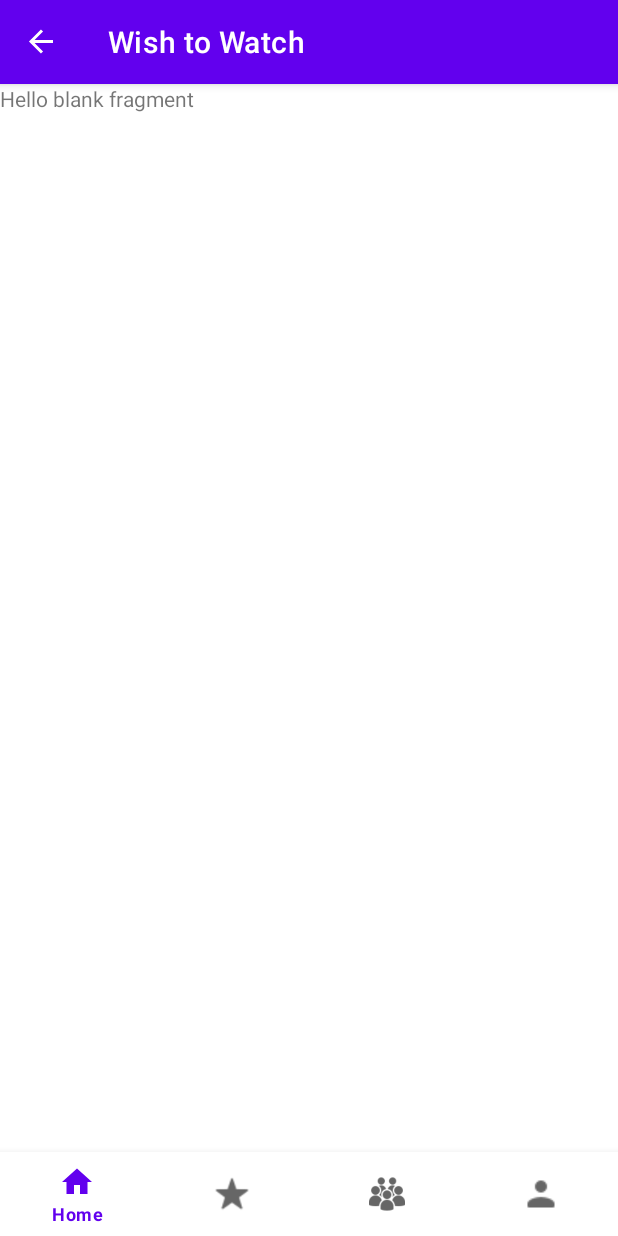
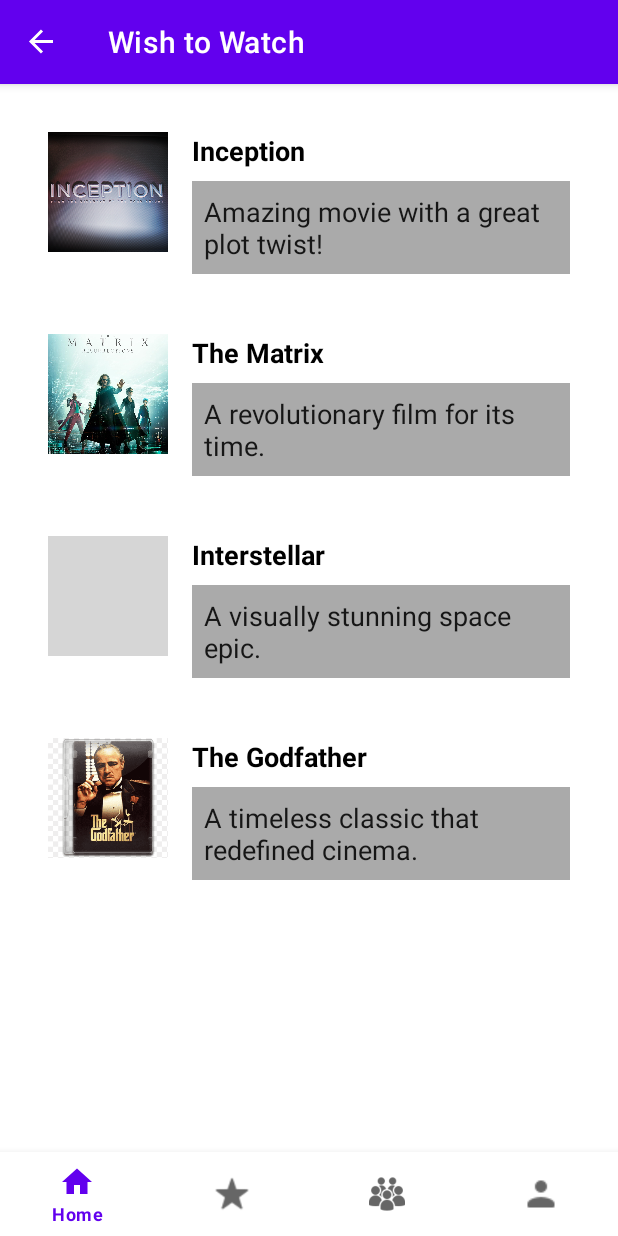
Before and after one commit to yuzhang1226/Pearls, an Android app: the WishToWatchFragment screen opened through its navigation route, on a phone screen of 412 x 824 dp. Run offline under Robolectric (Android 15) with nearby library versions, the phone set to English and light mode, and no system bars; our stand-ins replace Firebase (no records; nobody signed in at launch, a user with empty details on screens opened directly), navigation-ui; grey boxes are pictures that could not be loaded.

Commit message:
completed wish to watch page

```diff
--- /dev/null
+++ b/app/src/main/java/com/example/pearls/ui/wish_to_watch/MovieWished.java
@@ -0,0 +1,25 @@
+package com.example.pearls.ui.wish_to_watch;
+
+public class MovieWished {
+    private String title;
+    private int imageResourceId;
+    private String intro;
+
+    public MovieWished(String title, int imageResourceId, String intro) {
+        this.title = title;
+        this.imageResourceId = imageResourceId;
+        this.intro = intro;
+    }
+
+    public String getTitle() {
+        return title;
+    }
+
+    public int getImageResourceId() {
+        return imageResourceId;
+    }
+
+    public String getIntro() {
+        return intro;
+    }
+}
--- /dev/null
+++ b/app/src/main/java/com/example/pearls/ui/wish_to_watch/WishToWatchAdapter.java
@@ -0,0 +1,51 @@
+package com.example.pearls.ui.wish_to_watch;
+import android.content.Context;
+import android.view.LayoutInflater;
+import android.view.ViewGroup;
+
+import androidx.annotation.NonNull;
+import androidx.recyclerview.widget.RecyclerView;
+
+import com.example.pearls.databinding.FragmentWishToWatchItemBinding;
+import java.util.List;
+
+public class WishToWatchAdapter extends RecyclerView.Adapter<WishToWatchAdapter.ViewHolder> {
+
+    private List<MovieWished> movies;
+    private Context context;
+
+    public WishToWatchAdapter(List<MovieWished> movies, Context context) {
+        this.movies = movies;
+        this.context = context;
+    }
+
+    @NonNull
+    @Override
+    public ViewHolder onCreateViewHolder(@NonNull ViewGroup parent, int viewType) {
+        FragmentWishToWatchItemBinding binding = FragmentWishToWatchItemBinding.inflate(LayoutInflater.from(context), parent, false);
+        return new ViewHolder(binding);
+    }
+
+    @Override
+    public void onBindViewHolder(@NonNull ViewHolder holder, int position) {
+        MovieWished movie = movies.get(position);
+        holder.binding.movieName.setText(movie.getTitle());
+        holder.binding.movieImage.setImageResource(movie.getImageResourceId());
+
+        holder.binding.movieIntro.setText(movie.getIntro() != null ? movie.getIntro() : "");
+    }
+
+    @Override
+    public int getItemCount() {
+        return movies.size();
+    }
+
+    public static class ViewHolder extends RecyclerView.ViewHolder {
+        FragmentWishToWatchItemBinding binding;
+
+        public ViewHolder(@NonNull FragmentWishToWatchItemBinding binding) {
+            super(binding.getRoot());
+            this.binding = binding;
+        }
+    }
+}
--- a/app/src/main/java/com/example/pearls/ui/wish_to_watch/WishToWatchFragment.java
+++ b/app/src/main/java/com/example/pearls/ui/wish_to_watch/WishToWatchFragment.java
@@ -3,64 +3,51 @@ package com.example.pearls.ui.wish_to_watch;
 import android.os.Bundle;
 
 import androidx.fragment.app.Fragment;
+import androidx.recyclerview.widget.LinearLayoutManager;
 
 import android.view.LayoutInflater;
 import android.view.View;
 import android.view.ViewGroup;
 
 import com.example.pearls.R;
+import com.example.pearls.databinding.FragmentWishToWatchBinding;
 
-/**
- * A simple {@link Fragment} subclass.
- * Use the {@link WishToWatchFragment#newInstance} factory method to
- * create an instance of this fragment.
- */
+import com.example.pearls.ui.watched_list.Movie;
+
+import java.util.ArrayList;
+import java.util.List;
+
 public class WishToWatchFragment extends Fragment {
 
-    // TODO: Rename parameter arguments, choose names that match
-    // the fragment initialization parameters, e.g. ARG_ITEM_NUMBER
-    private static final String ARG_PARAM1 = "param1";
-    private static final String ARG_PARAM2 = "param2";
-
-    // TODO: Rename and change types of parameters
-    private String mParam1;
-    private String mParam2;
-
-    public WishToWatchFragment() {
-        // Required empty public constructor
-    }
-
-    /**
-     * Use this factory method to create a new instance of
-     * this fragment using the provided parameters.
-     *
-     * @param param1 Parameter 1.
-     * @param param2 Parameter 2.
-     * @return A new instance of fragment WishToWatchFragment.
-     */
-    // TODO: Rename and change types and number of parameters
-    public static WishToWatchFragment newInstance(String param1, String param2) {
-        WishToWatchFragment fragment = new WishToWatchFragment();
-        Bundle args = new Bundle();
-        args.putString(ARG_PARAM1, param1);
-        args.putString(ARG_PARAM2, param2);
-        fragment.setArguments(args);
-        return fragment;
-    }
-
-    @Override
-    public void onCreate(Bundle savedInstanceState) {
-        super.onCreate(savedInstanceState);
-        if (getArguments() != null) {
-            mParam1 = getArguments().getString(ARG_PARAM1);
-            mParam2 = getArguments().getString(ARG_PARAM2);
-        }
-    }
+    private FragmentWishToWatchBinding binding;
+    private WishToWatchAdapter adapter;
 
     @Override
     public View onCreateView(LayoutInflater inflater, ViewGroup container,
                              Bundle savedInstanceState) {
-        // Inflate the layout for this fragment
-        return inflater.inflate(R.layout.fragment_wish_to_watch, container, false);
+        // Inflate the layout using View Binding
+        binding = FragmentWishToWatchBinding.inflate(inflater, container, false);
+
+        // Set up RecyclerView
+        binding.wishToWatchRecyclerView.setLayoutManager(new LinearLayoutManager(getContext()));
+
+        // Sample data
+        List<MovieWished> movies = new ArrayList<>();
+        movies.add(new MovieWished("Inception", R.drawable.inception, "Amazing movie with a great plot twist!"));
+        movies.add(new MovieWished("The Matrix", R.drawable.matrix,  "A revolutionary film for its time."));
+        movies.add(new MovieWished("Interstellar", R.drawable.interstellar,  "A visually stunning space epic."));
+        movies.add(new MovieWished("The Godfather", R.drawable.godfather, "A timeless classic that redefined cinema."));
+
+        // Set adapter
+        adapter = new WishToWatchAdapter(movies, getContext());
+        binding.wishToWatchRecyclerView.setAdapter(adapter);
+
+        return binding.getRoot(); // Return the root of the binding
+    }
+
+    @Override
+    public void onDestroyView() {
+        super.onDestroyView();
+        binding = null; // Clear binding reference to avoid memory leaks
     }
 }
--- /dev/null
+++ b/app/src/main/java/com/example/pearls/ui/wish_to_watch/WishToWatchItemFragment.java
@@ -0,0 +1,66 @@
+package com.example.pearls.ui.wish_to_watch;
+
+import android.os.Bundle;
+
+import androidx.fragment.app.Fragment;
+
+import android.view.LayoutInflater;
+import android.view.View;
+import android.view.ViewGroup;
+
+import com.example.pearls.R;
+
+/**
+ * A simple {@link Fragment} subclass.
+ * Use the {@link WishToWatchItemFragment#newInstance} factory method to
+ * create an instance of this fragment.
+ */
+public class WishToWatchItemFragment extends Fragment {
+
+    // TODO: Rename parameter arguments, choose names that match
+    // the fragment initialization parameters, e.g. ARG_ITEM_NUMBER
+    private static final String ARG_PARAM1 = "param1";
+    private static final String ARG_PARAM2 = "param2";
+
+    // TODO: Rename and change types of parameters
+    private String mParam1;
+    private String mParam2;
+
+    public WishToWatchItemFragment() {
+        // Required empty public constructor
+    }
+
+    /**
+     * Use this factory method to create a new instance of
+     * this fragment using the provided parameters.
+     *
+     * @param param1 Parameter 1.
+     * @param param2 Parameter 2.
+     * @return A new instance of fragment WishToWatchItemFragment.
+     */
+    // TODO: Rename and change types and number of parameters
+    public static WishToWatchItemFragment newInstance(String param1, String param2) {
+        WishToWatchItemFragment fragment = new WishToWatchItemFragment();
+        Bundle args = new Bundle();
+        args.putString(ARG_PARAM1, param1);
+        args.putString(ARG_PARAM2, param2);
+        fragment.setArguments(args);
+        return fragment;
+    }
+
+    @Override
+    public void onCreate(Bundle savedInstanceState) {
+        super.onCreate(savedInstanceState);
+        if (getArguments() != null) {
+            mParam1 = getArguments().getString(ARG_PARAM1);
+            mParam2 = getArguments().getString(ARG_PARAM2);
+        }
+    }
+
+    @Override
+    public View onCreateView(LayoutInflater inflater, ViewGroup container,
+                             Bundle savedInstanceState) {
+        // Inflate the layout for this fragment
+        return inflater.inflate(R.layout.fragment_wish_to_watch_item, container, false);
+    }
+}
--- a/app/src/main/res/layout/fragment_wish_to_watch.xml
+++ b/app/src/main/res/layout/fragment_wish_to_watch.xml
@@ -1,14 +1,17 @@
 <?xml version="1.0" encoding="utf-8"?>
-<FrameLayout xmlns:android="http://schemas.android.com/apk/res/android"
-    xmlns:tools="http://schemas.android.com/tools"
+<LinearLayout
+    xmlns:android="http://schemas.android.com/apk/res/android"
     android:layout_width="match_parent"
     android:layout_height="match_parent"
-    tools:context=".ui.wish_to_watch.WishToWatchFragment">
+    android:orientation="vertical"
+    android:padding="16dp">
 
-    <!-- TODO: Update blank fragment layout -->
-    <TextView
+
+
+    <androidx.recyclerview.widget.RecyclerView
+        android:id="@+id/wish_to_watch_recycler_view"
         android:layout_width="match_parent"
         android:layout_height="match_parent"
-        android:text="@string/hello_blank_fragment" />
-
-</FrameLayout>
+        android:clipToPadding="false"
+        android:paddingBottom="16dp" />
+</LinearLayout>
--- /dev/null
+++ b/app/src/main/res/layout/fragment_wish_to_watch_item.xml
@@ -0,0 +1,45 @@
+<?xml version="1.0" encoding="utf-8"?>
+<LinearLayout
+    xmlns:android="http://schemas.android.com/apk/res/android"
+    android:layout_width="match_parent"
+    android:layout_height="wrap_content"
+    android:orientation="horizontal"
+    android:padding="16dp"
+    android:background="@android:color/white"
+    android:layout_marginBottom="8dp">
+
+    <ImageView
+        android:id="@+id/movie_image"
+        android:layout_width="80dp"
+        android:layout_height="80dp"
+        android:layout_marginEnd="16dp"
+        android:scaleType="centerCrop"
+        android:background="@drawable/circle_background" />
+
+    <LinearLayout
+        android:layout_width="0dp"
+        android:layout_height="wrap_content"
+        android:layout_weight="1"
+        android:orientation="vertical">
+
+        <TextView
+            android:id="@+id/movie_name"
+            android:layout_width="wrap_content"
+            android:layout_height="wrap_content"
+            android:text="Movie Title"
+            android:textSize="18sp"
+            android:textStyle="bold"
+            android:textColor="@android:color/black" />
+
+        <EditText
+            android:id="@+id/movie_intro"
+            android:layout_width="match_parent"
+            android:layout_height="wrap_content"
+            android:hint="Write introduction..."
+            android:inputType="textMultiLine"
+            android:minHeight="60dp"
+            android:background="@android:color/darker_gray"
+            android:padding="8dp"
+            android:layout_marginTop="8dp" />
+    </LinearLayout>
+</LinearLayout>
```
